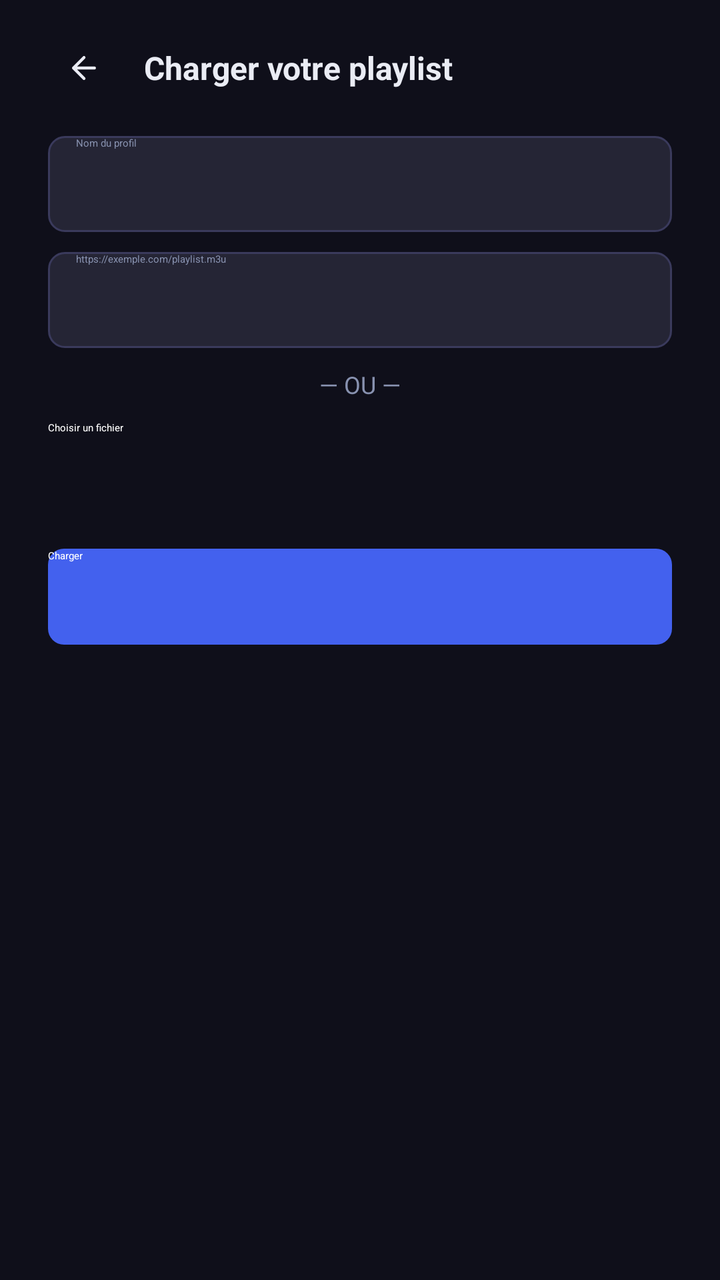
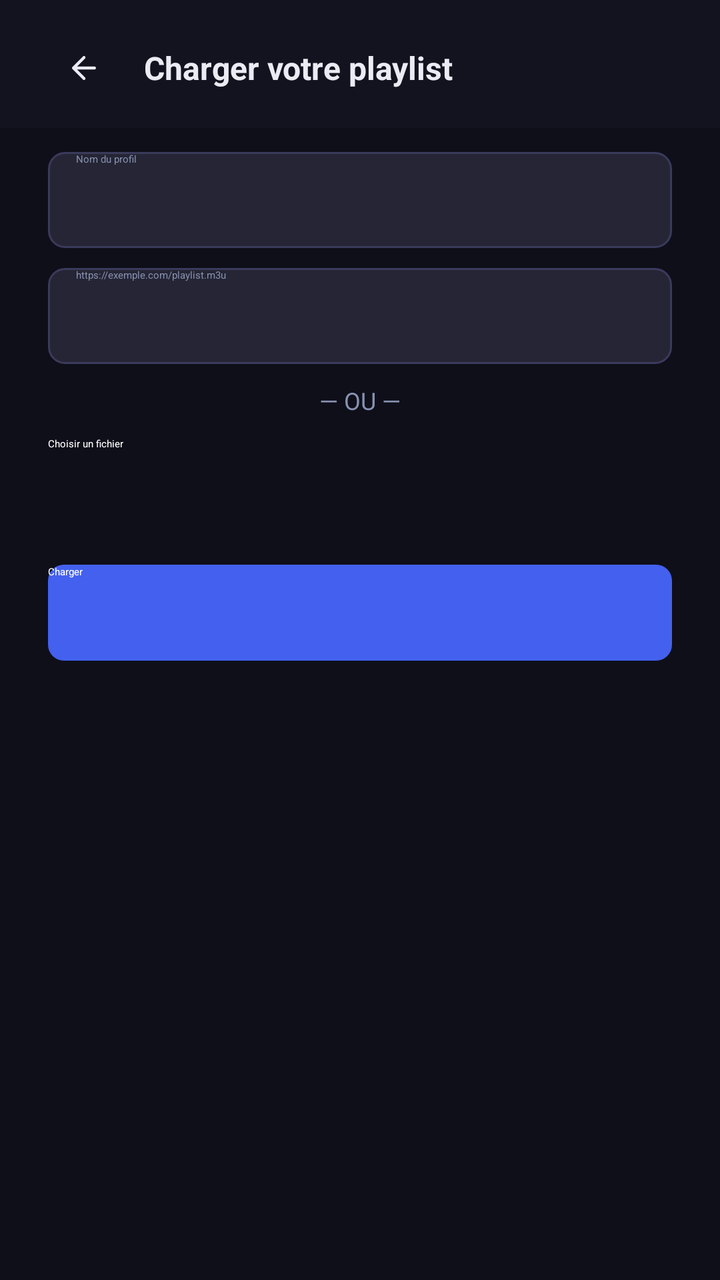

Before-and-after screenshots of an Android layout around one commit, followed by the original layout XML and the change that was made.
<!-- AndroidManifest.xml: application theme Theme.IPTV -->
<!-- res/layout/activity_add_playlist.xml -->
<?xml version="1.0" encoding="utf-8"?>
<FrameLayout xmlns:android="http://schemas.android.com/apk/res/android"
    xmlns:app="http://schemas.android.com/apk/res-auto"
    android:layout_width="match_parent"
    android:layout_height="match_parent"
    android:background="@color/bg_dark">

    <LinearLayout
        android:layout_width="match_parent"
        android:layout_height="match_parent"
        android:orientation="vertical"
        android:paddingStart="24dp"
        android:paddingEnd="24dp"
        android:paddingTop="16dp"
        android:paddingBottom="16dp"
        android:clipChildren="false"
        android:clipToPadding="false">

        
        <LinearLayout
            android:layout_width="match_parent"
            android:layout_height="wrap_content"
            android:gravity="center_vertical"
            android:layout_marginBottom="16dp"
            android:orientation="horizontal"
            android:clipChildren="false"
            android:clipToPadding="false">

            <FrameLayout
                android:id="@+id/btn_back"
                android:layout_width="36dp"
                android:layout_height="36dp"
                android:layout_marginEnd="12dp"
                android:focusable="true"
                android:clickable="true"
                android:clipChildren="false"
                android:clipToPadding="false"
                android:defaultFocusHighlightEnabled="false">

                <ImageView
                    android:layout_width="18dp"
                    android:layout_height="18dp"
                    android:layout_gravity="center"
                    android:src="@drawable/ic_pwa_back"
                    app:tint="@color/text_primary" />

                <com.nicotv.iptv2.ui.common.RotatingBorderView
                    android:id="@+id/btn_back_ring"
                    android:layout_width="match_parent"
                    android:layout_height="match_parent"
                    app:circular="true"
                    app:borderColor="@android:color/white"
                    android:visibility="invisible" />
            </FrameLayout>

            <TextView
                android:layout_width="0dp"
                android:layout_height="wrap_content"
                android:layout_weight="1"
                android:text="@string/setup_type_playlist"
                android:textColor="@color/text_primary"
                android:textSize="16sp"
                android:textStyle="bold" />
        </LinearLayout>

        <ScrollView
            android:layout_width="match_parent"
            android:layout_height="match_parent"
            android:fillViewport="true"
            android:clipToPadding="false">

            <LinearLayout
                android:layout_width="match_parent"
                android:layout_height="wrap_content"
                android:orientation="vertical"
                android:gravity="center_horizontal">

                <LinearLayout
                    android:layout_width="match_parent"
                    android:layout_height="wrap_content"
                    android:maxWidth="480dp"
                    android:orientation="vertical">

                    <EditText
                        android:id="@+id/et_playlist_name"
                        android:layout_width="match_parent"
                        android:layout_height="48dp"
                        android:background="@drawable/bg_input"
                        android:paddingStart="14dp"
                        android:paddingEnd="14dp"
                        android:hint="@string/setup_name_hint"
                        android:textColor="@android:color/white"
                        android:textColorHint="@color/text_secondary"
                        android:maxLines="1"
                        android:singleLine="true" />

                    <EditText
                        android:id="@+id/et_m3u_url"
                        android:layout_width="match_parent"
                        android:layout_height="48dp"
                        android:layout_marginTop="10dp"
                        android:background="@drawable/bg_input"
                        android:paddingStart="14dp"
                        android:paddingEnd="14dp"
                        android:hint="@string/setup_url_hint"
                        android:textColor="@android:color/white"
                        android:textColorHint="@color/text_secondary"
                        android:inputType="textUri"
                        android:maxLines="1"
                        android:singleLine="true" />

                    <TextView
                        android:layout_width="match_parent"
                        android:layout_height="wrap_content"
                        android:layout_marginTop="10dp"
                        android:gravity="center"
                        android:text="@string/setup_or"
                        android:textColor="@color/text_secondary"
                        android:textSize="12sp" />

                    <Button
                        android:id="@+id/btn_pick_file"
                        style="?android:attr/borderlessButtonStyle"
                        android:layout_width="match_parent"
                        android:layout_height="48dp"
                        android:layout_marginTop="10dp"
                        android:background="@drawable/bg_btn_secondary"
                        android:text="@string/setup_file_pick"
                        android:textAllCaps="false"
                        android:textColor="@android:color/white" />

                    <TextView
                        android:id="@+id/tv_file_name"
                        android:layout_width="match_parent"
                        android:layout_height="wrap_content"
                        android:layout_marginTop="8dp"
                        android:textColor="@color/text_secondary"
                        android:textSize="12sp"
                        android:visibility="gone" />

                    <Button
                        android:id="@+id/btn_load_playlist"
                        style="?android:attr/borderlessButtonStyle"
                        android:layout_width="match_parent"
                        android:layout_height="48dp"
                        android:layout_marginTop="16dp"
                        android:background="@drawable/bg_btn_primary"
                        android:text="@string/action_load"
                        android:textAllCaps="false"
                        android:textColor="@android:color/white" />

                    <ProgressBar
                        android:id="@+id/progress_loading"
                        android:layout_width="wrap_content"
                        android:layout_height="wrap_content"
                        android:layout_gravity="center"
                        android:layout_marginTop="16dp"
                        android:visibility="gone" />

                    <TextView
                        android:id="@+id/tv_status"
                        android:layout_width="match_parent"
                        android:layout_height="wrap_content"
                        android:layout_marginTop="12dp"
                        android:gravity="center"
                        android:textColor="@color/text_secondary"
                        android:textSize="13sp"
                        android:visibility="gone" />
                </LinearLayout>
            </LinearLayout>
        </ScrollView>
    </LinearLayout>
</FrameLayout>
<!-- resources referenced by this layout -->
<resources>
  <color name="bg_dark">#0F0F1A</color>
  <color name="text_primary">#EAECF4</color>
  <color name="text_secondary">#8892B0</color>
  <!-- drawable bg_btn_primary (drawable) -->
  <?xml version="1.0" encoding="utf-8"?>
  <selector xmlns:android="http://schemas.android.com/apk/res/android">
      <item android:state_focused="true">
          <shape android:shape="rectangle">
              <solid android:color="#6175F0" />
              <corners android:radius="8dp" />
              <stroke android:width="3dp" android:color="@android:color/white" />
          </shape>
      </item>
      <item android:state_pressed="true">
          <shape android:shape="rectangle">
              <solid android:color="#2E4BC7" />
              <corners android:radius="8dp" />
          </shape>
      </item>
      <item>
          <shape android:shape="rectangle">
              <solid android:color="#4361EE" />
              <corners android:radius="8dp" />
          </shape>
      </item>
  </selector>
  <!-- drawable bg_btn_secondary (drawable) -->
  <?xml version="1.0" encoding="utf-8"?>
  <selector xmlns:android="http://schemas.android.com/apk/res/android">
      <item android:state_focused="true">
          <shape android:shape="rectangle">
              <solid android:color="#26FFFFFF" />
              <corners android:radius="8dp" />
          </shape>
      </item>
      <item>
          <shape android:shape="rectangle">
              <solid android:color="@android:color/transparent" />
          </shape>
      </item>
  </selector>
  <!-- drawable bg_input (drawable) -->
  <?xml version="1.0" encoding="utf-8"?>
  <selector xmlns:android="http://schemas.android.com/apk/res/android">
      <item android:state_focused="true">
          <shape android:shape="rectangle">
              <solid android:color="#252535" />
              <stroke android:width="3dp" android:color="@android:color/white" />
              <corners android:radius="8dp" />
          </shape>
      </item>
      <item>
          <shape android:shape="rectangle">
              <solid android:color="#252535" />
              <stroke android:width="1dp" android:color="#3A3A5C" />
              <corners android:radius="8dp" />
          </shape>
      </item>
  </selector>
  <!-- drawable ic_pwa_back (drawable) -->
  <?xml version="1.0" encoding="utf-8"?>
  <vector xmlns:android="http://schemas.android.com/apk/res/android"
      android:width="24dp" android:height="24dp"
      android:viewportWidth="24" android:viewportHeight="24">
      <path android:strokeColor="#EAECF4" android:strokeWidth="2" android:fillColor="#00000000"
          android:strokeLineCap="round" android:strokeLineJoin="round"
          android:pathData="M19,12 H5 M12,19 l-7,-7 l7,-7" />
  </vector>
  <string name="action_load">Charger</string>
  <string name="setup_file_pick">Choisir un fichier</string>
  <string name="setup_name_hint">Nom du profil</string>
  <string name="setup_or">— OU —</string>
  <string name="setup_type_playlist">Charger votre playlist</string>
  <string name="setup_url_hint">https://exemple.com/playlist.m3u</string>
  <style name="Theme.IPTV" parent="Theme.Leanback">
          <item name="android:windowBackground">@color/bg_dark</item>
          <item name="colorPrimary">@color/accent</item>
          <item name="colorAccent">@color/accent</item>
          <item name="android:textColorPrimary">@color/text_primary</item>
          <item name="android:textColorSecondary">@color/text_secondary</item>
          <item name="android:editTextColor">@color/text_primary</item>
          <item name="android:colorControlActivated">@color/accent</item>
          <item name="android:colorControlHighlight">#334361EE</item>
          
          <item name="windowNoTitle">true</item>
          <item name="android:windowNoTitle">true</item>
          <item name="windowActionBar">false</item>
          <item name="android:windowActionBar">false</item>
      </style>
  <color name="accent">#4361EE</color>
</resources>

<!-- the commit's change to res/layout/activity_add_playlist.xml (unified diff, before → after) -->
@@ -5,169 +5,167 @@
     android:layout_height="match_parent"
     android:background="@color/bg_dark">
 
-    <LinearLayout
+    <ScrollView
         android:layout_width="match_parent"
         android:layout_height="match_parent"
-        android:orientation="vertical"
-        android:paddingStart="24dp"
-        android:paddingEnd="24dp"
-        android:paddingTop="16dp"
-        android:paddingBottom="16dp"
-        android:clipChildren="false"
-        android:clipToPadding="false">
+        android:fillViewport="true"
+        android:clipToPadding="false"
+        android:paddingBottom="16dp">
 
-        
         <LinearLayout
             android:layout_width="match_parent"
             android:layout_height="wrap_content"
-            android:gravity="center_vertical"
-            android:layout_marginBottom="16dp"
-            android:orientation="horizontal"
-            android:clipChildren="false"
-            android:clipToPadding="false">
-
-            <FrameLayout
-                android:id="@+id/btn_back"
-                android:layout_width="36dp"
-                android:layout_height="36dp"
-                android:layout_marginEnd="12dp"
-                android:focusable="true"
-                android:clickable="true"
-                android:clipChildren="false"
-                android:clipToPadding="false"
-                android:defaultFocusHighlightEnabled="false">
-
-                <ImageView
-                    android:layout_width="18dp"
-                    android:layout_height="18dp"
-                    android:layout_gravity="center"
-                    android:src="@drawable/ic_pwa_back"
-                    app:tint="@color/text_primary" />
-
-                <com.nicotv.iptv2.ui.common.RotatingBorderView
-                    android:id="@+id/btn_back_ring"
-                    android:layout_width="match_parent"
-                    android:layout_height="match_parent"
-                    app:circular="true"
-                    app:borderColor="@android:color/white"
-                    android:visibility="invisible" />
-            </FrameLayout>
-
-            <TextView
-                android:layout_width="0dp"
-                android:layout_height="wrap_content"
-                android:layout_weight="1"
-                android:text="@string/setup_type_playlist"
-                android:textColor="@color/text_primary"
-                android:textSize="16sp"
-                android:textStyle="bold" />
-        </LinearLayout>
-
-        <ScrollView
-            android:layout_width="match_parent"
-            android:layout_height="match_parent"
-            android:fillViewport="true"
-            android:clipToPadding="false">
+            android:orientation="vertical"
+            android:gravity="center_horizontal"
+            android:paddingStart="24dp"
+            android:paddingEnd="24dp"
+            android:paddingTop="76dp">
 
             <LinearLayout
                 android:layout_width="match_parent"
                 android:layout_height="wrap_content"
-                android:orientation="vertical"
-                android:gravity="center_horizontal">
+                android:maxWidth="480dp"
+                android:orientation="vertical">
 
-                <LinearLayout
+                <EditText
+                    android:id="@+id/et_playlist_name"
+                    android:layout_width="match_parent"
+                    android:layout_height="48dp"
+                    android:background="@drawable/bg_input"
+                    android:paddingStart="14dp"
+                    android:paddingEnd="14dp"
+                    android:hint="@string/setup_name_hint"
+                    android:textColor="@android:color/white"
+                    android:textColorHint="@color/text_secondary"
+                    android:maxLines="1"
+                    android:singleLine="true" />
+
+                <EditText
+                    android:id="@+id/et_m3u_url"
+                    android:layout_width="match_parent"
+                    android:layout_height="48dp"
+                    android:layout_marginTop="10dp"
+                    android:background="@drawable/bg_input"
+                    android:paddingStart="14dp"
+                    android:paddingEnd="14dp"
+                    android:hint="@string/setup_url_hint"
+                    android:textColor="@android:color/white"
+                    android:textColorHint="@color/text_secondary"
+                    android:inputType="textUri"
+                    android:maxLines="1"
+                    android:singleLine="true" />
+
+                <TextView
                     android:layout_width="match_parent"
                     android:layout_height="wrap_content"
-                    android:maxWidth="480dp"
-                    android:orientation="vertical">
+                    android:layout_marginTop="10dp"
+                    android:gravity="center"
+                    android:text="@string/setup_or"
+                    android:textColor="@color/text_secondary"
+                    android:textSize="12sp" />
 
-                    <EditText
-                        android:id="@+id/et_playlist_name"
-                        android:layout_width="match_parent"
-                        android:layout_height="48dp"
-                        android:background="@drawable/bg_input"
-                        android:paddingStart="14dp"
-                        android:paddingEnd="14dp"
-                        android:hint="@string/setup_name_hint"
-                        android:textColor="@android:color/white"
-                        android:textColorHint="@color/text_secondary"
-                        android:maxLines="1"
-                        android:singleLine="true" />
+                <Button
+                    android:id="@+id/btn_pick_file"
+                    style="?android:attr/borderlessButtonStyle"
+                    android:layout_width="match_parent"
+                    android:layout_height="48dp"
+                    android:layout_marginTop="10dp"
+                    android:background="@drawable/bg_btn_secondary"
+                    android:text="@string/setup_file_pick"
+                    android:textAllCaps="false"
+                    android:textColor="@android:color/white" />
 
-                    <EditText
-                        android:id="@+id/et_m3u_url"
-                        android:layout_width="match_parent"
-                        android:layout_height="48dp"
-                        android:layout_marginTop="10dp"
-                        android:background="@drawable/bg_input"
-                        android:paddingStart="14dp"
-                        android:paddingEnd="14dp"
-                        android:hint="@string/setup_url_hint"
-                        android:textColor="@android:color/white"
-                        android:textColorHint="@color/text_secondary"
-                        android:inputType="textUri"
-                        android:maxLines="1"
-                        android:singleLine="true" />
+                <TextView
+                    android:id="@+id/tv_file_name"
+                    android:layout_width="match_parent"
+                    android:layout_height="wrap_content"
+                    android:layout_marginTop="8dp"
+                    android:textColor="@color/text_secondary"
+                    android:textSize="12sp"
+                    android:visibility="gone" />
 
-                    <TextView
-                        android:layout_width="match_parent"
-                        android:layout_height="wrap_content"
-                        android:layout_marginTop="10dp"
-                        android:gravity="center"
-                        android:text="@string/setup_or"
-                        android:textColor="@color/text_secondary"
-                        android:textSize="12sp" />
+                <Button
+                    android:id="@+id/btn_load_playlist"
+                    style="?android:attr/borderlessButtonStyle"
+                    android:layout_width="match_parent"
+                    android:layout_height="48dp"
+                    android:layout_marginTop="16dp"
+                    android:background="@drawable/bg_btn_primary"
+                    android:text="@string/action_load"
+                    android:textAllCaps="false"
+                    android:textColor="@android:color/white" />
 
-                    <Button
-                        android:id="@+id/btn_pick_file"
-                        style="?android:attr/borderlessButtonStyle"
-                        android:layout_width="match_parent"
-                        android:layout_height="48dp"
-                        android:layout_marginTop="10dp"
-                        android:background="@drawable/bg_btn_secondary"
-                        android:text="@string/setup_file_pick"
-                        android:textAllCaps="false"
-                        android:textColor="@android:color/white" />
+                <ProgressBar
+                    android:id="@+id/progress_loading"
+                    android:layout_width="wrap_content"
+                    android:layout_height="wrap_content"
+                    android:layout_gravity="center"
+                    android:layout_marginTop="16dp"
+                    android:visibility="gone" />
 
-                    <TextView
-                        android:id="@+id/tv_file_name"
-                        android:layout_width="match_parent"
-                        android:layout_height="wrap_content"
-                        android:layout_marginTop="8dp"
-                        android:textColor="@color/text_secondary"
-                        android:textSize="12sp"
-                        android:visibility="gone" />
+                <TextView
+                    android:id="@+id/tv_status"
+                    android:layout_width="match_parent"
+                    android:layout_height="wrap_content"
+                    android:layout_marginTop="12dp"
+                    android:gravity="center"
+                    android:textColor="@color/text_secondary"
+                    android:textSize="13sp"
+                    android:visibility="gone" />
+            </LinearLayout>
+        </LinearLayout>
+    </ScrollView>
 
-                    <Button
-                        android:id="@+id/btn_load_playlist"
-                        style="?android:attr/borderlessButtonStyle"
-                        android:layout_width="match_parent"
-                        android:layout_height="48dp"
-                        android:layout_marginTop="16dp"
-                        android:background="@drawable/bg_btn_primary"
-                        android:text="@string/action_load"
-                        android:textAllCaps="false"
-                        android:textColor="@android:color/white" />
+    
+    <LinearLayout
+        android:layout_width="match_parent"
+        android:layout_height="wrap_content"
+        android:layout_gravity="top"
+        android:gravity="center_vertical"
+        android:orientation="horizontal"
+        android:background="@color/bg_nav"
+        android:elevation="4dp"
+        android:paddingStart="24dp"
+        android:paddingEnd="24dp"
+        android:paddingTop="16dp"
+        android:paddingBottom="12dp"
+        android:clipChildren="false"
+        android:clipToPadding="false">
 
-                    <ProgressBar
-                        android:id="@+id/progress_loading"
-                        android:layout_width="wrap_content"
-                        android:layout_height="wrap_content"
-                        android:layout_gravity="center"
-                        android:layout_marginTop="16dp"
-                        android:visibility="gone" />
+        <FrameLayout
+            android:id="@+id/btn_back"
+            android:layout_width="36dp"
+            android:layout_height="36dp"
+            android:layout_marginEnd="12dp"
+            android:focusable="true"
+            android:clickable="true"
+            android:clipChildren="false"
+            android:clipToPadding="false"
+            android:defaultFocusHighlightEnabled="false">
 
-                    <TextView
-                        android:id="@+id/tv_status"
-                        android:layout_width="match_parent"
-                        android:layout_height="wrap_content"
-                        android:layout_marginTop="12dp"
-                        android:gravity="center"
-                        android:textColor="@color/text_secondary"
-                        android:textSize="13sp"
-                        android:visibility="gone" />
-                </LinearLayout>
-            </LinearLayout>
-        </ScrollView>
+            <ImageView
+                android:layout_width="18dp"
+                android:layout_height="18dp"
+                android:layout_gravity="center"
+                android:src="@drawable/ic_pwa_back"
+                app:tint="@color/text_primary" />
+
+            <com.nicotv.iptv2.ui.common.RotatingBorderView
+                android:id="@+id/btn_back_ring"
+                android:layout_width="match_parent"
+                android:layout_height="match_parent"
+                app:circular="true"
+                app:borderColor="@android:color/white"
+                android:visibility="invisible" />
+        </FrameLayout>
+
+        <TextView
+            android:layout_width="0dp"
+            android:layout_height="wrap_content"
+            android:layout_weight="1"
+            android:text="@string/setup_type_playlist"
+            android:textColor="@color/text_primary"
+            android:textSize="16sp"
+            android:textStyle="bold" />
     </LinearLayout>
 </FrameLayout>
<!-- resource entries referenced after the edit -->
@@ -1,6 +1,7 @@
 <!-- resources referenced by this layout -->
 <resources>
   <color name="bg_dark">#0F0F1A</color>
+  <color name="bg_nav">#13131F</color>
   <color name="text_primary">#EAECF4</color>
   <color name="text_secondary">#8892B0</color>
   <!-- drawable bg_btn_primary (drawable) -->
